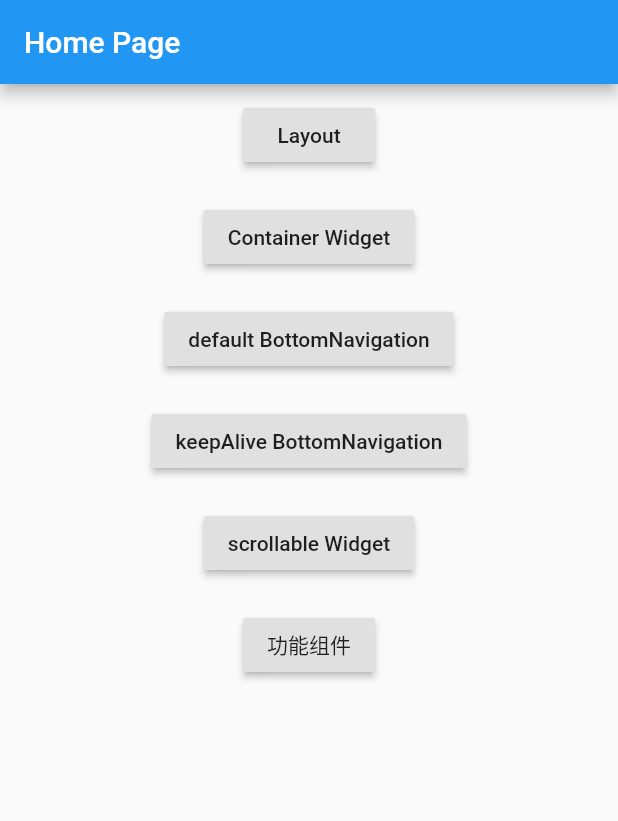
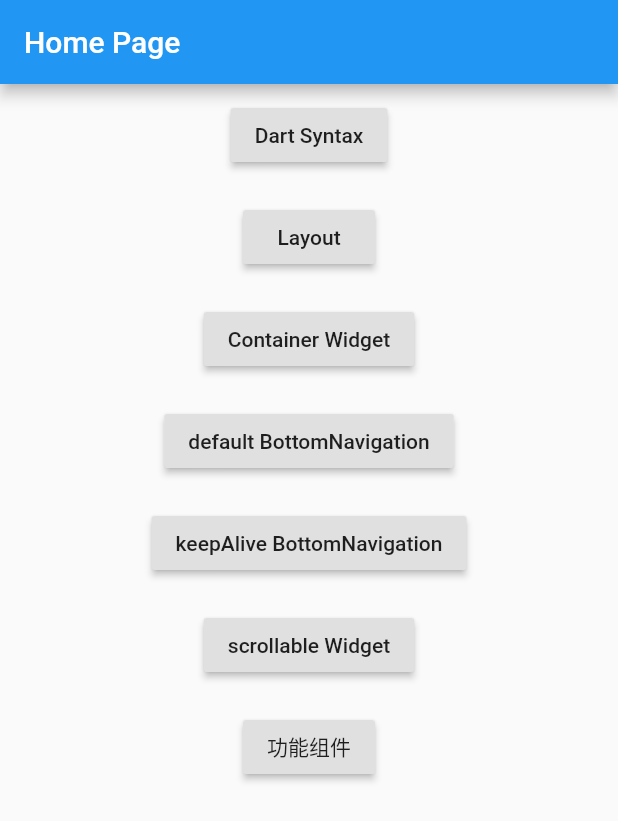
Before and after one commit to nchkdxlq/flutter_demo, a Flutter app: the screen it shows after launch, on a phone screen of 412 x 824 dp. Shown: the top 821 px of the screen. Run offline on Flutter 3.47's test engine with Material 2 defaults, Android fonts, the phone set to English and light mode, and no system bars.

Commit message:
add dart syntax

```diff
--- a/lib/main.dart
+++ b/lib/main.dart
@@ -3,6 +3,7 @@ import 'package:flutterdemo/Container/ContainerEntry.dart';
 import 'package:flutterdemo/Util.dart';
 import 'package:flutterdemo/bottom_navigation_bar/DefaultBottomNavigation.dart';
 import 'package:flutterdemo/bottom_navigation_bar/keep_alive/KeepAliveNavigation.dart';
+import 'package:flutterdemo/dart_syntax/dart_syntax.dart';
 import 'package:flutterdemo/functional_widget/functional_widget.dart';
 import 'package:flutterdemo/layout/LayoutEntry.dart';
 import 'package:flutterdemo/scrollable_widget/ScrollableWidget.dart';
@@ -86,6 +87,7 @@ class _MyHomePageState extends State<MyHomePage> {
       ),
       body: ListView(
         children: <Widget>[
+          dartSyntax(),
           layoutEntry(),
           containerEntry(),
           bottomNavigationBarEntry(),
@@ -95,6 +97,10 @@ class _MyHomePageState extends State<MyHomePage> {
         ],
       )
     );
+  }
+
+  Widget dartSyntax() {
+    return rowItem('Dart Syntax', DartSyntax());
   }
 
   Widget layoutEntry() {
```
Also changed, not shown: lib/dart_syntax/dart_syntax.dart (added, +32 -0 lines).
